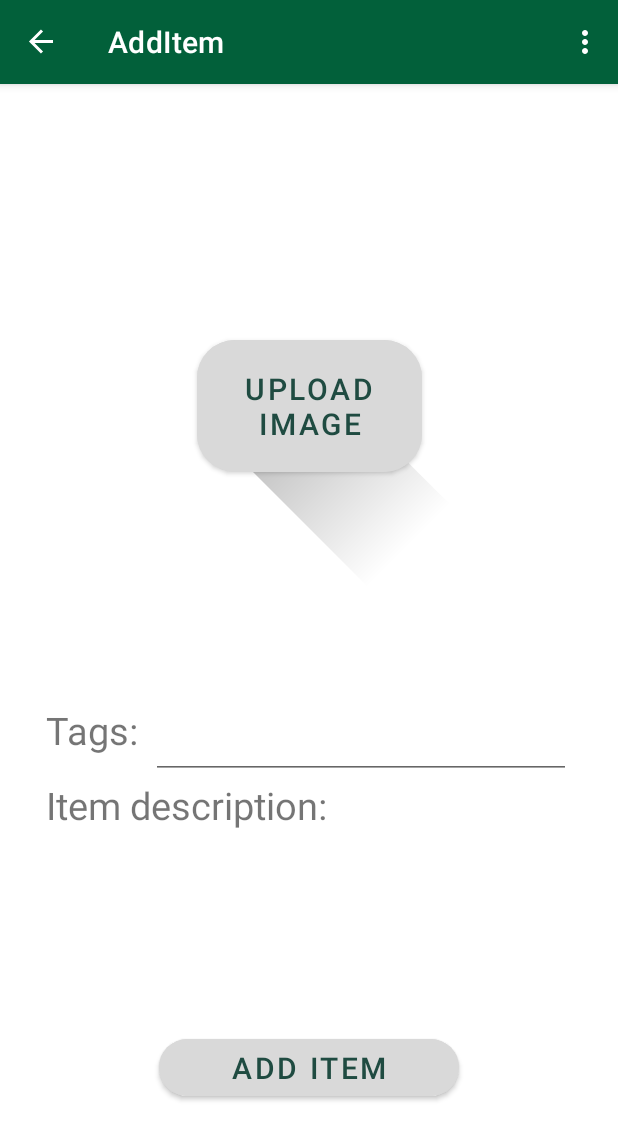
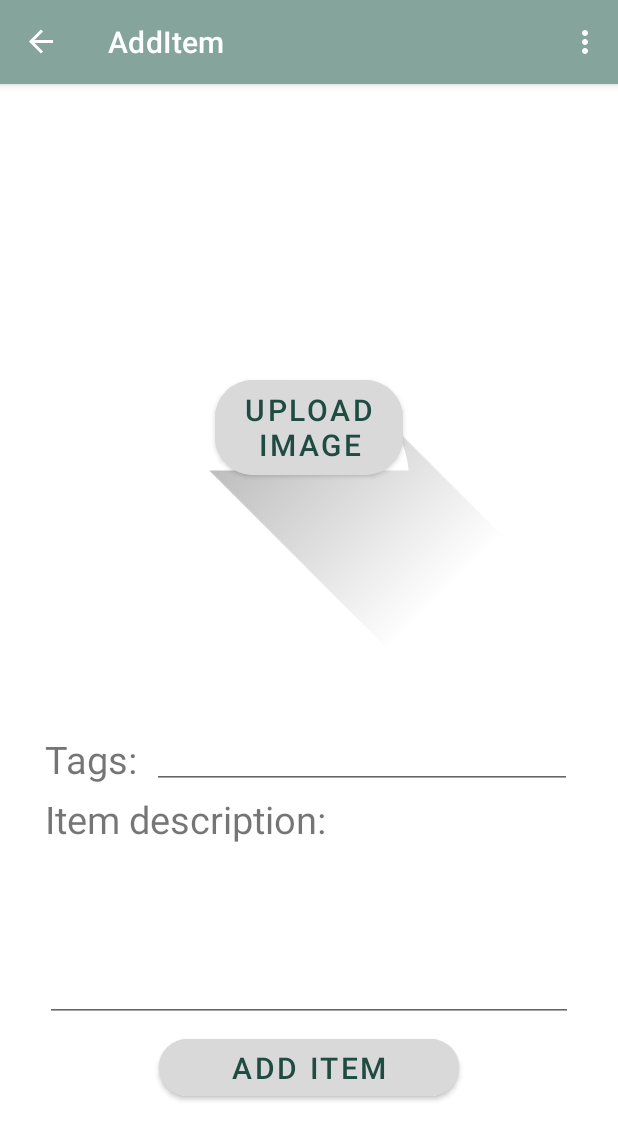
Before and after one commit to Alex-Popa-Florea/drp_frontend, an Android app: the AddItem screen opened through its navigation route, on a phone screen of 412 x 824 dp. Shown: the top 1140 px of the screen. Run offline under Robolectric (Android 15) with nearby library versions, the phone set to English and light mode, and no system bars; our stand-ins replace Picasso, navigation-ui; pictures from the network do not load.

Commit message:
chore: Fixed constraint in add item frame for description.

```diff
--- a/app/src/main/res/layout/activity_main.xml
+++ b/app/src/main/res/layout/activity_main.xml
@@ -15,7 +15,7 @@
             android:id="@+id/toolbar"
             android:layout_width="match_parent"
             android:layout_height="?attr/actionBarSize"
-            android:background="#02603A"
+            android:background="#85A49C"
             app:popupTheme="@style/Theme.Drp02.PopupOverlay" />
 
     </com.google.android.material.appbar.AppBarLayout>
--- a/app/src/main/res/layout/add_item.xml
+++ b/app/src/main/res/layout/add_item.xml
@@ -6,51 +6,36 @@
     android:layout_height="match_parent">
 
     <EditText
-        android:id="@+id/itemToAddDescription"
-        android:layout_width="350dp"
-        android:layout_height="100dp"
-        android:layout_marginEnd="31dp"
-        android:layout_marginBottom="17dp"
+        android:id="@+id/tagsToAdd"
+        android:layout_width="280dp"
+        android:layout_height="40dp"
+        android:layout_marginEnd="30dp"
         android:ems="10"
         android:inputType="textPersonName"
         android:textAlignment="textStart"
-        android:textSize="10sp"
-        app:layout_constraintBottom_toTopOf="@+id/additem"
+        android:textSize="20sp"
+        app:layout_constraintBottom_toTopOf="@+id/textView8"
         app:layout_constraintEnd_toEndOf="parent"
-        app:layout_constraintTop_toBottomOf="@+id/textView8" />
-
-    <EditText
-        android:id="@+id/tagsToAdd"
-        android:layout_width="280dp"
-        android:layout_height="50dp"
-        android:layout_marginTop="36dp"
-        android:layout_marginEnd="31dp"
-        android:ems="10"
-        android:inputType="textPersonName"
-        android:textAlignment="textStart"
-        android:textSize="10sp"
-        app:layout_constraintEnd_toEndOf="parent"
-        app:layout_constraintTop_toBottomOf="@+id/imageView2" />
+        app:layout_constraintStart_toEndOf="@+id/textView9" />
 
     <TextView
         android:id="@+id/textView8"
-        android:layout_width="350dp"
-        android:layout_height="50dp"
+        android:layout_width="0dp"
+        android:layout_height="40dp"
         android:layout_marginStart="30dp"
-        android:layout_marginEnd="31dp"
+        android:layout_marginEnd="30dp"
+        android:gravity="center_vertical"
         android:text="Item description:"
         android:textSize="25dp"
         app:layout_constraintBottom_toTopOf="@+id/itemToAddDescription"
         app:layout_constraintEnd_toEndOf="parent"
-        app:layout_constraintStart_toStartOf="parent"
-        app:layout_constraintTop_toBottomOf="@+id/editTextTextPersonName2" />
+        app:layout_constraintStart_toStartOf="parent" />
 
     <Button
         android:id="@+id/additem"
-        android:layout_width="200dp"
+        android:layout_width="0dp"
         android:layout_height="50dp"
         android:layout_marginStart="106dp"
-        android:layout_marginTop="117dp"
         android:layout_marginEnd="106dp"
         android:layout_marginBottom="87dp"
         android:backgroundTint="#D9D9D9"
@@ -61,48 +46,60 @@
         app:cornerRadius="25dp"
         app:layout_constraintBottom_toBottomOf="parent"
         app:layout_constraintEnd_toEndOf="parent"
-        app:layout_constraintStart_toStartOf="parent"
-        app:layout_constraintTop_toBottomOf="@+id/textView8" />
+        app:layout_constraintStart_toStartOf="parent" />
 
     <TextView
         android:id="@+id/textView9"
-        android:layout_width="350dp"
-        android:layout_height="50dp"
+        android:layout_width="70dp"
+        android:layout_height="40dp"
         android:layout_marginStart="30dp"
-        android:layout_marginTop="36dp"
-        android:layout_marginEnd="31dp"
+        android:gravity="center_vertical"
         android:text="Tags:"
         android:textSize="25dp"
         app:layout_constraintBottom_toTopOf="@+id/textView8"
-        app:layout_constraintEnd_toEndOf="parent"
-        app:layout_constraintStart_toStartOf="parent"
-        app:layout_constraintTop_toBottomOf="@+id/imageView2" />
+        app:layout_constraintStart_toStartOf="parent" />
 
     <ImageView
         android:id="@+id/imageView2"
-        android:layout_width="225dp"
-        android:layout_height="300dp"
-        android:layout_marginTop="41dp"
-        app:layout_constraintBottom_toBottomOf="parent"
+        android:layout_width="0dp"
+        android:layout_height="0dp"
+        android:layout_marginStart="50dp"
+        android:layout_marginTop="50dp"
+        android:layout_marginEnd="50dp"
+        android:layout_marginBottom="22dp"
+        app:layout_constraintBottom_toTopOf="@+id/tagsToAdd"
         app:layout_constraintEnd_toEndOf="parent"
         app:layout_constraintStart_toStartOf="parent"
-        app:layout_constraintTop_toBottomOf="@+id/itemToAddDescription"
+        app:layout_constraintTop_toTopOf="parent"
         app:srcCompat="@drawable/ic_launcher_foreground" />
 
     <Button
         android:id="@+id/uploadimage"
-        android:layout_width="150dp"
-        android:layout_height="100dp"
+        android:layout_width="125dp"
+        android:layout_height="75dp"
         android:backgroundTint="#D9D9D9"
         android:text="Upload Image"
         android:textColor="#1F4B41"
         android:textColorLink="#D9D9D9"
         android:textSize="20sp"
         app:cornerRadius="25dp"
-        app:layout_constraintBottom_toBottomOf="parent"
+        app:layout_constraintBottom_toBottomOf="@+id/imageView2"
+        app:layout_constraintEnd_toEndOf="@+id/imageView2"
+        app:layout_constraintStart_toStartOf="@+id/imageView2"
+        app:layout_constraintTop_toTopOf="@+id/imageView2" />
+
+    <EditText
+        android:id="@+id/itemToAddDescription"
+        android:layout_width="0dp"
+        android:layout_height="115dp"
+        android:layout_marginStart="30dp"
+        android:layout_marginEnd="30dp"
+        android:layout_marginBottom="5dp"
+        android:ems="10"
+        android:gravity="start|top"
+        android:inputType="textMultiLine"
+        app:layout_constraintBottom_toTopOf="@+id/additem"
         app:layout_constraintEnd_toEndOf="parent"
-        app:layout_constraintStart_toStartOf="parent"
-        app:layout_constraintTop_toTopOf="parent"
-        app:layout_constraintVertical_bias="0.247" />
+        app:layout_constraintStart_toStartOf="parent" />
 
 </androidx.constraintlayout.widget.ConstraintLayout>
--- /dev/null
+++ b/app/src/main/res/layout/feed.xml
@@ -0,0 +1,31 @@
+<?xml version="1.0" encoding="utf-8"?>
+<androidx.constraintlayout.widget.ConstraintLayout xmlns:android="http://schemas.android.com/apk/res/android"
+    xmlns:app="http://schemas.android.com/apk/res-auto"
+    xmlns:tools="http://schemas.android.com/tools"
+    android:layout_width="match_parent"
+    android:layout_height="match_parent">
+
+    <ImageView
+        android:id="@+id/imageView8"
+        android:layout_width="0dp"
+        android:layout_height="86dp"
+        android:layout_marginStart="-10dp"
+        android:layout_marginEnd="-10dp"
+        android:layout_marginBottom="-10dp"
+        android:src="@drawable/button_grid"
+        app:layout_constraintBottom_toBottomOf="parent"
+        app:layout_constraintEnd_toEndOf="parent"
+        app:layout_constraintStart_toStartOf="parent" />
+
+    <ImageView
+        android:id="@+id/imageView10"
+        android:layout_width="0dp"
+        android:layout_height="100dp"
+        android:layout_marginStart="-10dp"
+        android:layout_marginTop="-10dp"
+        android:layout_marginEnd="-10dp"
+        app:layout_constraintEnd_toEndOf="parent"
+        app:layout_constraintStart_toStartOf="parent"
+        app:layout_constraintTop_toTopOf="parent"
+        app:srcCompat="@drawable/button_grid" />
+</androidx.constraintlayout.widget.ConstraintLayout>
```
